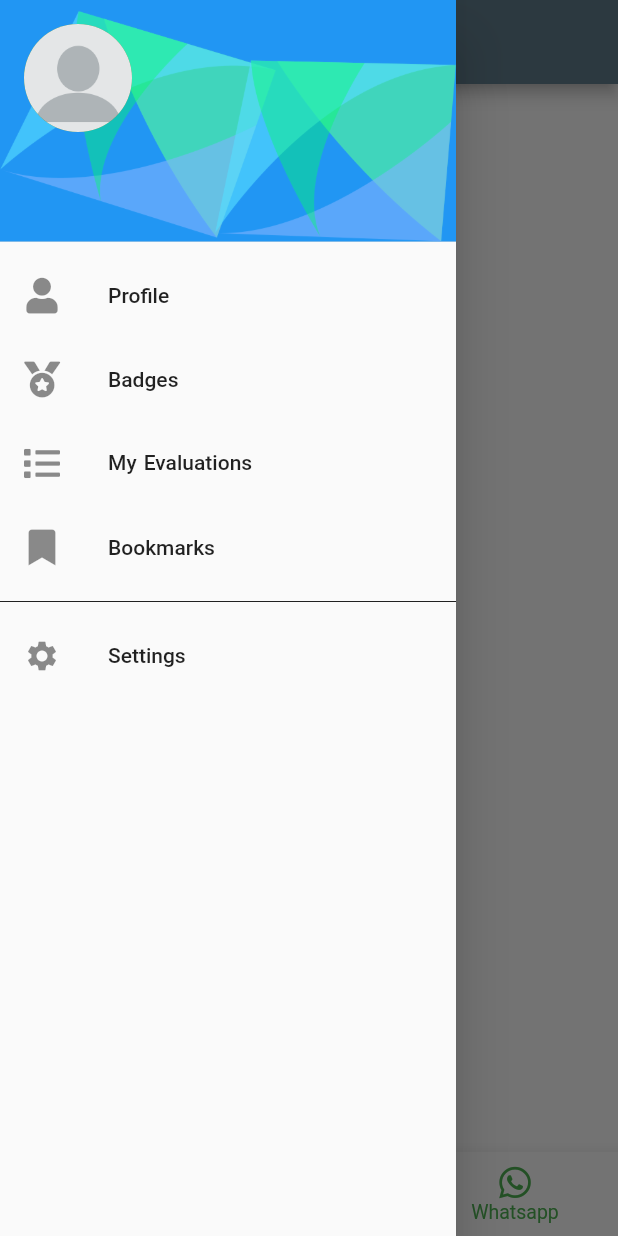
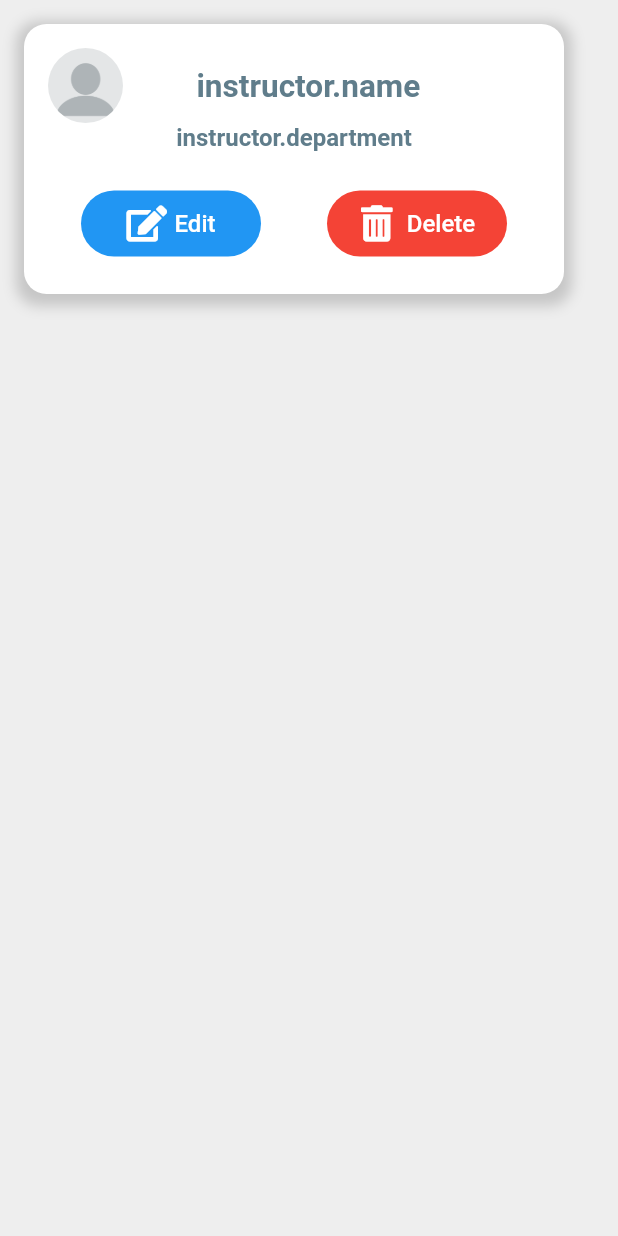
Before and after one commit to petroly-initiative/petroly-flutter, a Flutter app: the Home screen opened by its route, item 4 of the bottom bar chosen, in the side drawer, after a tap on "My Evaluations", on a phone screen of 412 x 824 dp. Run offline on Flutter 3.47's test engine with Material 2 defaults, Android fonts, the light colour scheme and no system bars; our stand-ins replace flutter_rating_bar, font_awesome_flutter, graphql_flutter, percent_indicator, toggle_switch; accounts and stored records are empty; network calls fail.

Commit message:
Adding evaluation & whatsapp page

```diff
--- a/lib/app/evaluation/instructor_page.dart
+++ b/lib/app/evaluation/instructor_page.dart
@@ -197,7 +197,7 @@ class _InstructorState extends State<Instructor> {
                           textDirection: TextDirection.rtl,
                           textAlign: TextAlign.center,
                           style: TextStyle(
-                            fontSize: 20,
+                            fontSize: 16,
                           ),
                         ),
                       );
--- /dev/null
+++ b/lib/app/evaluation/my_evaluation.dart
@@ -0,0 +1,109 @@
+import 'package:flutter/material.dart';
+import 'package:font_awesome_flutter/font_awesome_flutter.dart';
+import 'package:petroly/app/home/nav_bar.dart';
+import 'package:petroly/custom_widgets/custom_icon_button.dart';
+
+class MyEvaluation extends StatelessWidget {
+  @override
+  Widget build(BuildContext context) {
+    return Scaffold(
+
+      drawer: NavBar(),
+      body: MyEvaluationPage(),
+      backgroundColor: Colors.grey[200],
+    );
+  }
+}
+
+class MyEvaluationPage extends StatefulWidget {
+  @override
+  _MyEvaluationPageState createState() => _MyEvaluationPageState();
+}
+
+class _MyEvaluationPageState extends State<MyEvaluationPage> {
+  @override
+  Widget build(BuildContext context) {
+    return Container(
+      padding: const EdgeInsets.all(16.0),
+      margin: const EdgeInsets.all(16.0),
+      decoration: BoxDecoration(
+        borderRadius: BorderRadius.circular(15),
+        color: Colors.white,
+        boxShadow: [
+          BoxShadow(
+            color: Colors.grey.withOpacity(0.5),
+            spreadRadius: 5,
+            blurRadius: 7,
+            offset: Offset(0, 3),
+          ),
+        ],
+      ),
+      height: 180,
+      width: 360,
+      child: Column(
+        children: [
+          Row(
+            mainAxisAlignment: MainAxisAlignment.center,
+            crossAxisAlignment: CrossAxisAlignment.center,
+            children: [],
+          ),
+          Row(
+            mainAxisAlignment: MainAxisAlignment.start,
+            children: [
+              ClipOval(
+                  child: Image.asset(
+                'assets/images/blank_profile.png',
+                fit: BoxFit.cover,
+                width: 50,
+                height: 50,
+                alignment: Alignment.centerLeft,
+              )),
+              Container(
+                margin: EdgeInsets.fromLTRB(20, 0, 4, 0),
+                width: 200,
+                height: 40,
+                child: FittedBox(
+                  child: Text(
+                    " instructor.name",
+                    style: TextStyle(
+                        color: Colors.blueGrey,
+                        fontWeight: FontWeight.bold,
+                        fontSize: 20),
+                  ),
+                ),
+              ),
+            ],
+          ),
+          Text(
+            "instructor.department",
+            textAlign: TextAlign.right,
+            style: TextStyle(
+                color: Colors.blueGrey,
+                fontWeight: FontWeight.bold,
+                fontSize: 16),
+          ),
+          SizedBox(
+            height: 24,
+          ),
+          Row(
+            mainAxisAlignment: MainAxisAlignment.spaceAround,
+            children: [
+              CustomIconButton(
+                onPressed: () {},
+                icon: FontAwesomeIcons.solidEdit,
+                color: Colors.blue,
+                label: 'Edit',
+              ),
+              CustomIconButton(
+                onPressed: () {},
+                icon: FontAwesomeIcons.solidTrashAlt,
+                color: Colors.red,
+                label: 'Delete',
+              ),
+            ],
+          ),
+        ],
+      ),
+    );
+  }
+}
--- a/lib/app/home/home.dart
+++ b/lib/app/home/home.dart
@@ -1,6 +1,7 @@
 import 'package:flutter/material.dart';
 import 'package:font_awesome_flutter/font_awesome_flutter.dart';
 import 'package:petroly/app/evaluation/evaluation.dart';
+import 'package:petroly/app/whatsapp/whatsapp_page.dart';
 import 'nav_bar.dart';
 
 class Home extends StatelessWidget {
@@ -39,7 +40,7 @@ class _HomePageState extends State<HomePage> {
     Text('home Screen'),
     Text('chat Screen'),
     Evalation(),
-    Text('res Screen'),
+    Whatsapp(),
   ];
   void _onItemTap(int index) {
     setState(() {
--- a/lib/app/home/nav_bar.dart
+++ b/lib/app/home/nav_bar.dart
@@ -64,7 +64,9 @@ class NavBar extends StatelessWidget {
         ListTile(
           leading: Icon(FontAwesomeIcons.list),
           title: Text('My Evaluations'),
-          onTap: () => null,
+          onTap: () {
+            Navigator.pushNamed(context, '/myEvaluation');
+          },
         ),
         ListTile(
           leading: Icon(FontAwesomeIcons.solidBookmark),
--- /dev/null
+++ b/lib/app/whatsapp/whatsapp_page.dart
@@ -0,0 +1,134 @@
+import 'package:flutter/material.dart';
+import 'package:font_awesome_flutter/font_awesome_flutter.dart';
+import 'package:petroly/app/home/nav_bar.dart';
+import 'package:petroly/custom_widgets/custom_icon_button.dart';
+
+class Whatsapp extends StatelessWidget {
+  @override
+  Widget build(BuildContext context) {
+    return Scaffold(
+      drawer: NavBar(),
+      body: WhatsappPage(),
+      backgroundColor: Colors.grey[200],
+    );
+  }
+}
+
+class WhatsappPage extends StatefulWidget {
+  @override
+  _WhatsappPageState createState() => _WhatsappPageState();
+}
+
+class _WhatsappPageState extends State<WhatsappPage> {
+  String department = 'All';
+  var items = [
+    'All',
+    'SWE',
+    'CS',
+    'COE',
+  ];
+  @override
+  Widget build(BuildContext context) {
+    return Container(
+      padding: const EdgeInsets.all(16.0),
+      margin: const EdgeInsets.all(16.0),
+      child: Column(
+        children: [
+          Row(
+            mainAxisAlignment: MainAxisAlignment.spaceAround,
+            children: [
+              Container(
+                decoration: BoxDecoration(
+                    color: Colors.cyan,
+                    borderRadius: BorderRadius.all(Radius.circular(10.0)),
+                    boxShadow: [
+                      BoxShadow(
+                        color: Colors.grey.withOpacity(0.5),
+                        spreadRadius: 2,
+                        blurRadius: 7,
+                        offset: Offset(0, 2),
+                      ),
+                    ]),
+                child: DropdownButton(
+                  style: TextStyle(
+                    color: Colors.white,
+                    fontWeight: FontWeight.bold,
+                  ),
+                  dropdownColor: Colors.blueGrey,
+                  value: department,
+                  iconEnabledColor: Colors.white,
+                  icon: Icon(Icons.keyboard_arrow_down),
+                  items: items.map((String items) {
+                    return DropdownMenuItem(
+                        value: items,
+                        child: SizedBox(
+                          width: 100.0,
+                          child: Text(items, textAlign: TextAlign.center),
+                        ));
+                  }).toList(),
+                  onChanged: (String? newValue) {
+                    setState(() {
+                      department = newValue!;
+                    });
+                  },
+                ),
+              ),
+              Container(
+                decoration: BoxDecoration(
+                    color: Colors.cyan,
+                    borderRadius: BorderRadius.all(Radius.circular(10.0)),
+                    boxShadow: [
+                      BoxShadow(
+                        color: Colors.grey.withOpacity(0.5),
+                        spreadRadius: 2,
+                        blurRadius: 7,
+                        offset: Offset(0, 2),
+                      ),
+                    ]),
+                child: DropdownButton(
+                  style: TextStyle(
+                    color: Colors.white,
+                    fontWeight: FontWeight.bold,
+                  ),
+                  dropdownColor: Colors.blueGrey,
+                  value: department,
+                  iconEnabledColor: Colors.white,
+                  icon: Icon(Icons.keyboard_arrow_down),
+                  items: items.map((String items) {
+                    return DropdownMenuItem(
+                        value: items,
+                        child: SizedBox(
+                          width: 100.0,
+                          child: Text(items, textAlign: TextAlign.center),
+                        ));
+                  }).toList(),
+                  onChanged: (String? newValue) {
+                    setState(() {
+                      department = newValue!;
+                    });
+                  },
+                ),
+              ),
+            ],
+          ),
+          Container(
+            decoration: BoxDecoration(
+              borderRadius: BorderRadius.circular(15),
+              color: Colors.white,
+              boxShadow: [
+                BoxShadow(
+                  color: Colors.grey.withOpacity(0.5),
+                  spreadRadius: 5,
+                  blurRadius: 7,
+                  offset: Offset(0, 3),
+                ),
+              ],
+            ),
+            height: 80,
+            width: 360,
+          ),
+        ],
+      ),
+    );
+  }
+}
--- /dev/null
+++ b/lib/custom_widgets/custom_icon_button.dart
@@ -0,0 +1,34 @@
+import 'package:flutter/material.dart';
+
+class CustomIconButton extends StatelessWidget {
+  CustomIconButton({
+    required this.label,
+    required this.onPressed,
+    required this.color,
+    required this.icon,
+  });
+
+  final String label;
+  final Color color;
+  final IconData icon;
+  final VoidCallback onPressed;
+
+  @override
+  Widget build(BuildContext context) {
+    return FlatButton(
+      onPressed: () => {},
+      color: color,
+      shape: RoundedRectangleBorder(borderRadius: BorderRadius.circular(50)),
+      padding: EdgeInsets.all(4.0),
+      child: Row(
+        children: <Widget>[
+          Icon(icon, color: Colors.white),
+          SizedBox(width: 8),
+          Text(label, style: TextStyle(color: Colors.white, fontSize: 16))
+        ],
+      ),
+      height: 44,
+      minWidth: 120,
+    );
+  }
+}
--- a/lib/main.dart
+++ b/lib/main.dart
@@ -6,6 +6,7 @@ import 'package:petroly/providers/Instructors_list.dart';
 import 'package:provider/provider.dart';
 import 'app/evaluation/evaluation.dart';
 import 'app/evaluation/instructor_page.dart';
+import 'app/evaluation/my_evaluation.dart';
 import 'app/home/home.dart';
 import 'app/sign_in/sign_in_page.dart';
 import 'app/sign_in/sign_up_page.dart';
@@ -47,6 +48,7 @@ class MyApp extends StatelessWidget {
         '/forgetPass': (context) => ForgetPassword(),
         '/instructor': (context) => Instructor(),
         '/evalation': (context) => Evalation(),
+        '/myEvaluation': (context) => MyEvaluation(),
       },
       home: SignInPage(),
     );
```
Also changed, not shown: pubspec.lock.
